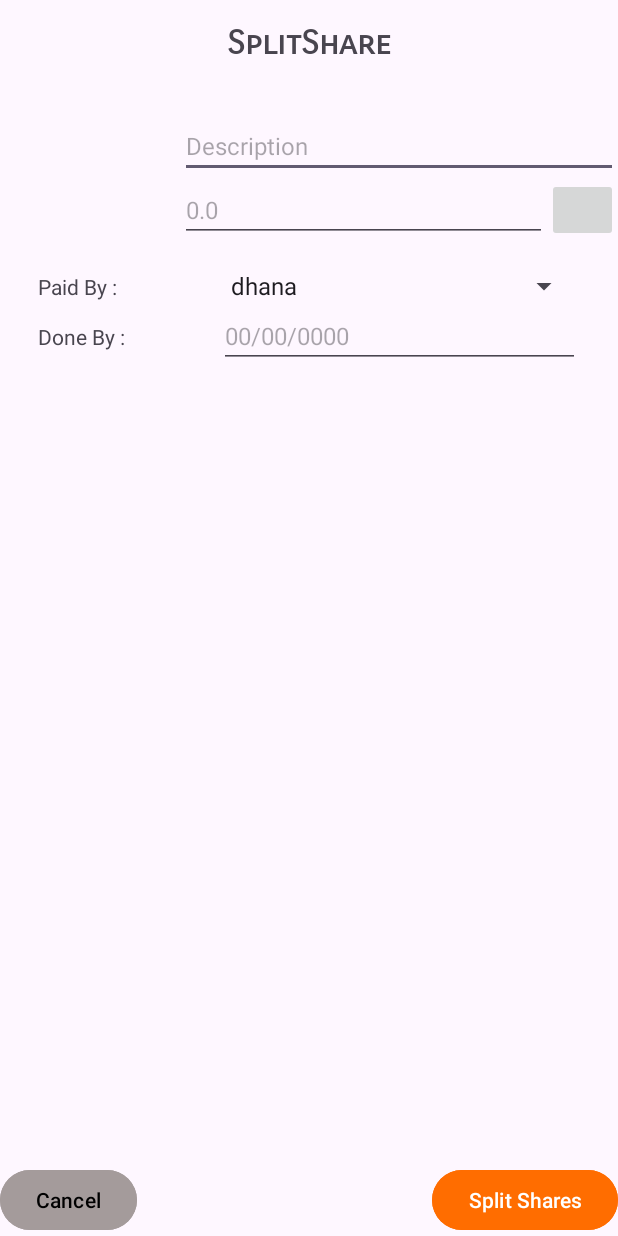
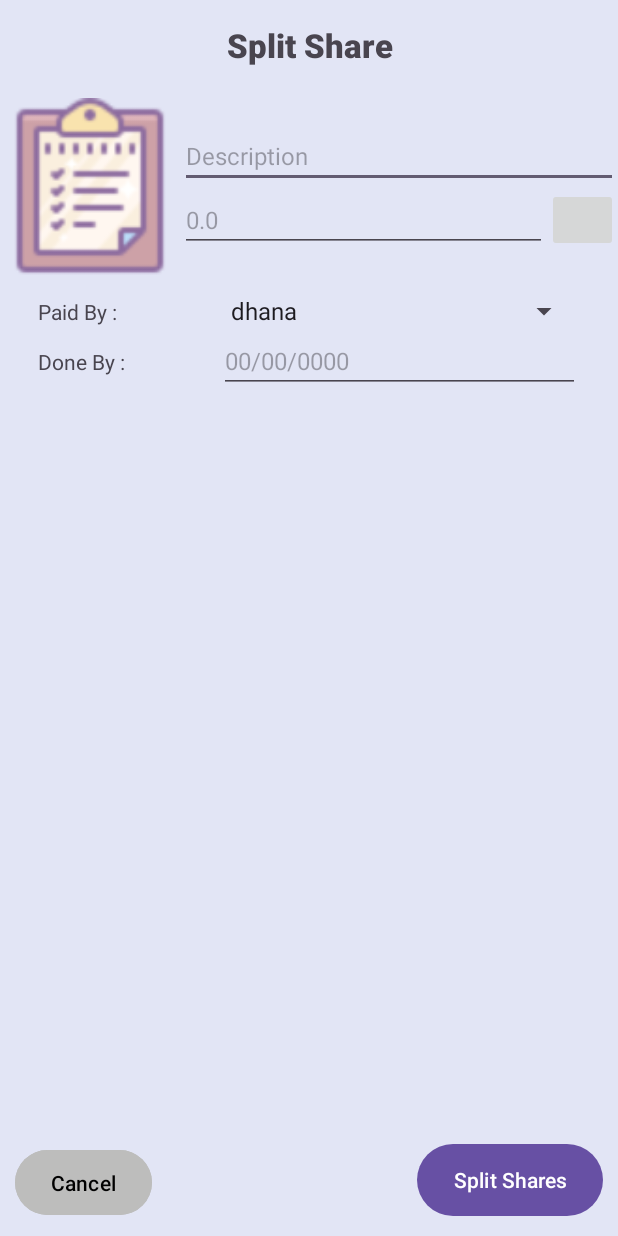
Before and after one commit to psanirudh/SplitShare, an Android app: the AddTransaction screen opened directly, with no data from a screen before it, on a phone screen of 412 x 824 dp. Run offline under Robolectric (Android 15) with nearby library versions, the phone set to English and light mode, and no system bars.

Commit message:
Ui changes by karthick

```diff
--- /dev/null
+++ b/app/src/main/res/drawable/gradient_buttons.xml
@@ -0,0 +1,9 @@
+<?xml version="1.0" encoding="utf-8"?>
+<selector xmlns:android="http://schemas.android.com/apk/res/android" >
+    <item >
+        <shape android:shape="rectangle"  >
+            <corners android:radius="25dp" />
+            <gradient android:angle="45" android:startColor="#8dbab3" android:endColor="#58857e" />
+        </shape>
+    </item>
+</selector>
--- a/app/src/main/res/layout/activity_add_transaction.xml
+++ b/app/src/main/res/layout/activity_add_transaction.xml
@@ -1,58 +1,63 @@
-<LinearLayout android:layout_width="match_parent"
+<LinearLayout xmlns:android="http://schemas.android.com/apk/res/android"
+    android:layout_width="match_parent"
     android:layout_height="match_parent"
+    android:background="#E2E5F5"
     android:orientation="vertical"
-    xmlns:android="http://schemas.android.com/apk/res/android">
+
+    >
+
     <TextView
         android:layout_width="match_parent"
-        android:layout_height="23dp"
-        android:textSize="22dp"
-        android:textStyle="bold"
+        android:layout_height="30dp"
         android:layout_marginTop="15dp"
-        android:fontFamily="sans-serif-smallcaps"
+        android:fontFamily="sans-serif-medium"
         android:text="@string/app_name"
-        android:textAlignment="center"/>
+        android:textAlignment="center"
+        android:textSize="22sp"
+        android:textStyle="bold" />
 
     <LinearLayout
         android:layout_width="match_parent"
         android:layout_height="wrap_content"
-        android:orientation="horizontal"
-        android:layout_marginTop="20dp">
+        android:layout_marginTop="20dp"
+        android:orientation="horizontal">
 
         <ImageView
             android:layout_width="120dp"
             android:layout_height="120dp"
-            />
+            android:src="@drawable/list" />
+
         <LinearLayout
             android:layout_width="match_parent"
             android:layout_height="120dp"
-            android:orientation="vertical"
             android:gravity="center_vertical"
-            >
+            android:orientation="vertical">
+
             <EditText
+                android:id="@+id/description"
                 android:layout_width="match_parent"
                 android:layout_height="wrap_content"
-                android:textSize="16dp"
                 android:hint="@string/transcationDescriptionHint"
-                android:id="@+id/description"/>
+                android:textSize="16dp" />
 
             <LinearLayout
                 android:layout_width="match_parent"
-                android:layout_height="wrap_content"
-                >
+                android:layout_height="wrap_content">
+
                 <EditText
+                    android:id="@+id/amount"
                     android:layout_width="wrap_content"
                     android:layout_height="wrap_content"
                     android:layout_weight="8"
-                    android:textSize="16dp"
                     android:hint="@string/transcationAmountHint"
-                    android:id="@+id/amount"
                     android:inputType="number"
-                    />
+                    android:textSize="16dp" />
+
                 <ImageButton
                     android:layout_width="20dp"
                     android:layout_height="match_parent"
                     android:layout_weight="1"
-                    android:onClick="currencyChange"/>
+                    android:onClick="currencyChange" />
             </LinearLayout>
 
         </LinearLayout>
@@ -62,15 +67,16 @@
     <LinearLayout
         android:layout_width="match_parent"
         android:layout_height="wrap_content"
-        android:orientation="vertical"
         android:layout_marginLeft="25dp"
-        android:layout_marginRight="25dp">
+        android:layout_marginTop="10dp"
+        android:layout_marginRight="25dp"
+        android:orientation="vertical">
 
         <LinearLayout
             android:layout_width="match_parent"
             android:layout_height="wrap_content"
-            android:orientation="horizontal"
-            >
+            android:orientation="horizontal">
+
             <TextView
                 android:layout_width="match_parent"
                 android:layout_height="wrap_content"
@@ -80,34 +86,32 @@
                 />
 
             <Spinner
+                android:id="@+id/amountPaidBy"
                 android:layout_width="match_parent"
                 android:layout_height="wrap_content"
-                android:layout_weight="1"
-                android:id="@+id/amountPaidBy"/>
+                android:layout_weight="1" />
         </LinearLayout>
 
         <LinearLayout
             android:layout_width="match_parent"
             android:layout_height="wrap_content"
-            android:orientation="horizontal"
-            >
+            android:orientation="horizontal">
+
             <TextView
                 android:layout_width="match_parent"
                 android:layout_height="wrap_content"
                 android:layout_weight="2"
-                android:text="@string/transcationDoneByDateText"
-                />
+                android:text="@string/transcationDoneByDateText" />
 
             <EditText
+                android:id="@+id/date"
                 android:layout_width="match_parent"
                 android:layout_height="wrap_content"
                 android:layout_weight="1"
-                android:textSize="16dp"
                 android:hint="@string/transcationDateHint"
-                android:id="@+id/date"
+                android:inputType="number"
                 android:onClick="changeDate"
-                android:inputType="number"
-                />
+                android:textSize="16dp" />
         </LinearLayout>
     </LinearLayout>
 
@@ -120,24 +124,27 @@
         <RelativeLayout
             android:layout_width="match_parent"
             android:layout_height="match_parent"
+            android:layout_marginHorizontal="10dp"
+            android:layout_marginBottom="10dp"
             android:gravity="bottom">
+
             <Button
                 android:layout_width="wrap_content"
                 android:layout_height="wrap_content"
+                android:layout_alignParentLeft="true"
+                android:backgroundTint="#BDBDBC"
+                android:onClick="cancelBtn"
+                android:paddingVertical="12dp"
                 android:text="@string/transcationCancelText"
-            android:backgroundTint="#A49B9B"
-            android:textColor="@color/black"
-            android:layout_alignParentLeft="true"
-            android:onClick="cancelBtn"
-            />
+                android:textColor="@color/black" />
+
             <Button
                 android:layout_width="wrap_content"
                 android:layout_height="wrap_content"
-            android:backgroundTint="#FF6D00"
-            android:text="@string/transcationAddText"
                 android:layout_alignParentRight="true"
+                android:background="@drawable/gradient_buttons"
                 android:onClick="addBtn"
-            />
+                android:text="@string/transcationAddText" />
         </RelativeLayout>
 
     </LinearLayout>
--- a/app/src/main/res/values/strings.xml
+++ b/app/src/main/res/values/strings.xml
@@ -1,5 +1,5 @@
 <resources>
-    <string name="app_name">SplitShare</string>
+    <string name="app_name">Split Share</string>
     <string name="title_activity_login">LoginActivity</string>
     <string name="prompt_email">Email</string>
     <string name="prompt_password">Password</string>
```
Also changed, not shown: app/src/main/res/drawable/border.xml (added, +8 -0 lines), app/src/main/res/drawable/edit_text_border.xml (added, +18 -0 lines), app/src/main/res/layout/activity_login.xml (+17 -9 lines), app/src/main/res/layout/activity_main.xml (+9 -3 lines), app/src/main/res/layout/single_item_layout.xml (+37 -6 lines), app/src/main/res/drawable/list.png (added). Lines whose indentation alone changed are shown as unchanged.
